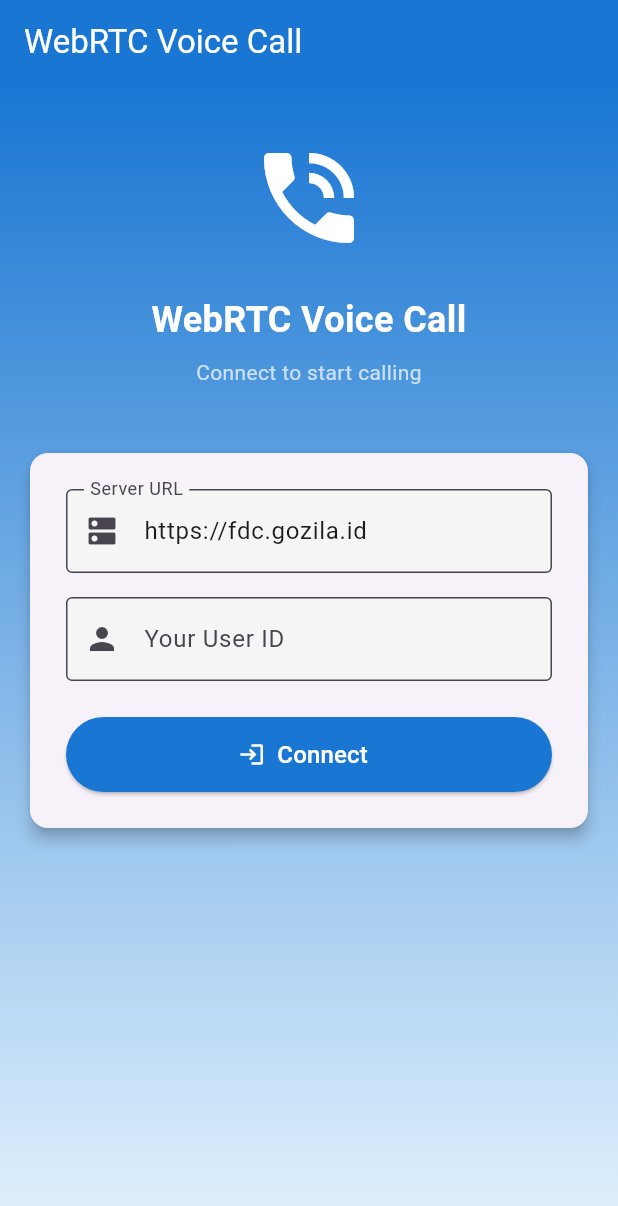
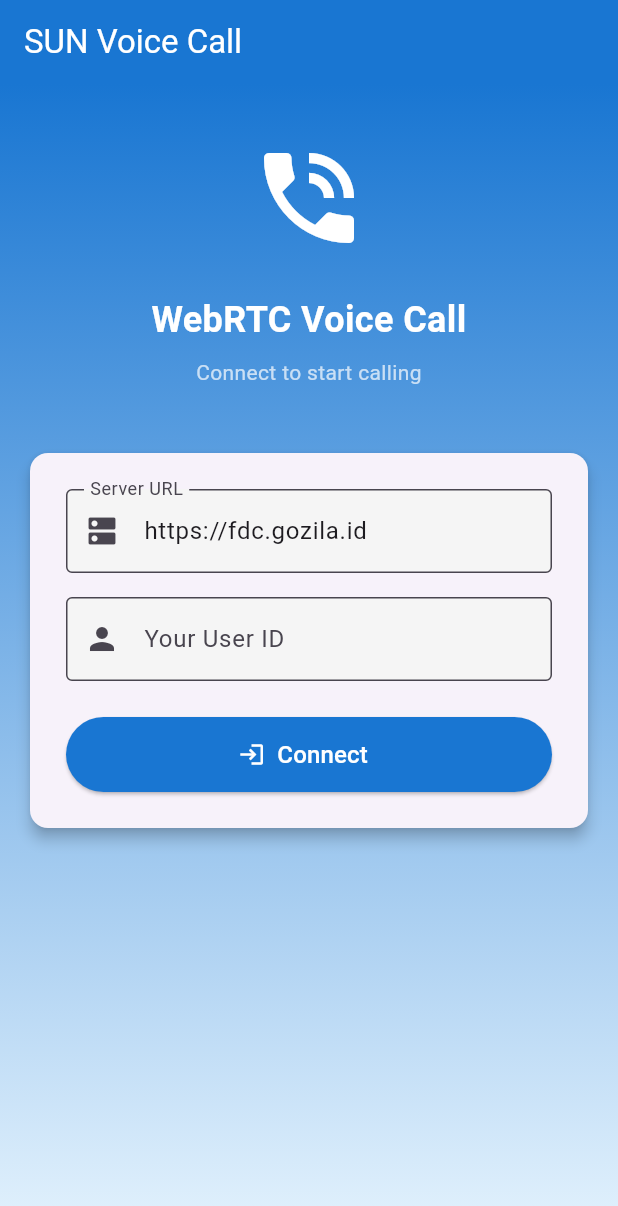
Before and after one commit to yudhi-ivoji/weebrtc_test, a Flutter app: the screen it shows after launch, on a phone screen of 412 x 824 dp. Shown: the top 1206 px of the screen. Run offline on Flutter 3.47's test engine with Material 3 defaults, Android fonts, the phone set to English and light mode, and no system bars; our stand-ins replace socket_io_client; missing offline and left inert: flutter_webrtc.

Commit message:
change title

```diff
--- a/voice_call_app/lib/main.dart
+++ b/voice_call_app/lib/main.dart
@@ -204,7 +204,7 @@ class _VoiceCallPageState extends State<VoiceCallPage> {
   Widget build(BuildContext context) {
     return Scaffold(
       appBar: AppBar(
-        title: const Text('WebRTC Voice Call'),
+        title: const Text('SUN Voice Call'),
         backgroundColor: Colors.blue[700],
         foregroundColor: Colors.white,
         elevation: 0,
```
